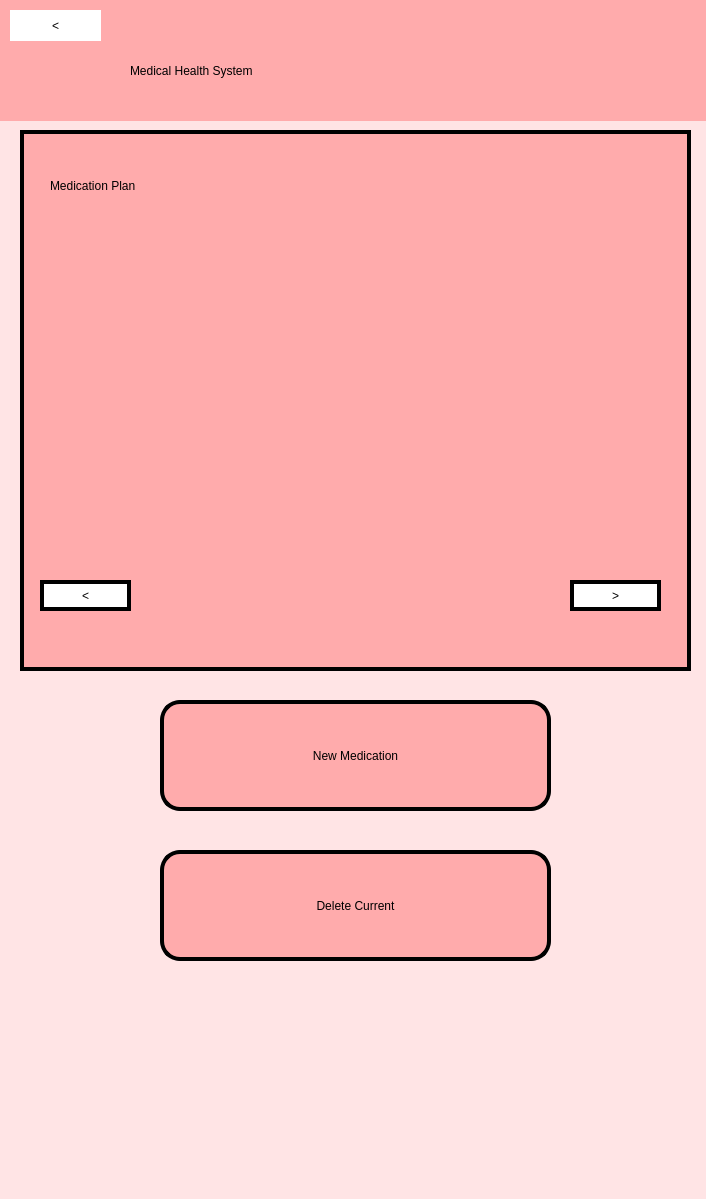
The window that UI/PHS_prescription.ui (NaryanSambhi/CSCN72030---Sec3---Group2) describes before a commit, drawn with Qt 5.
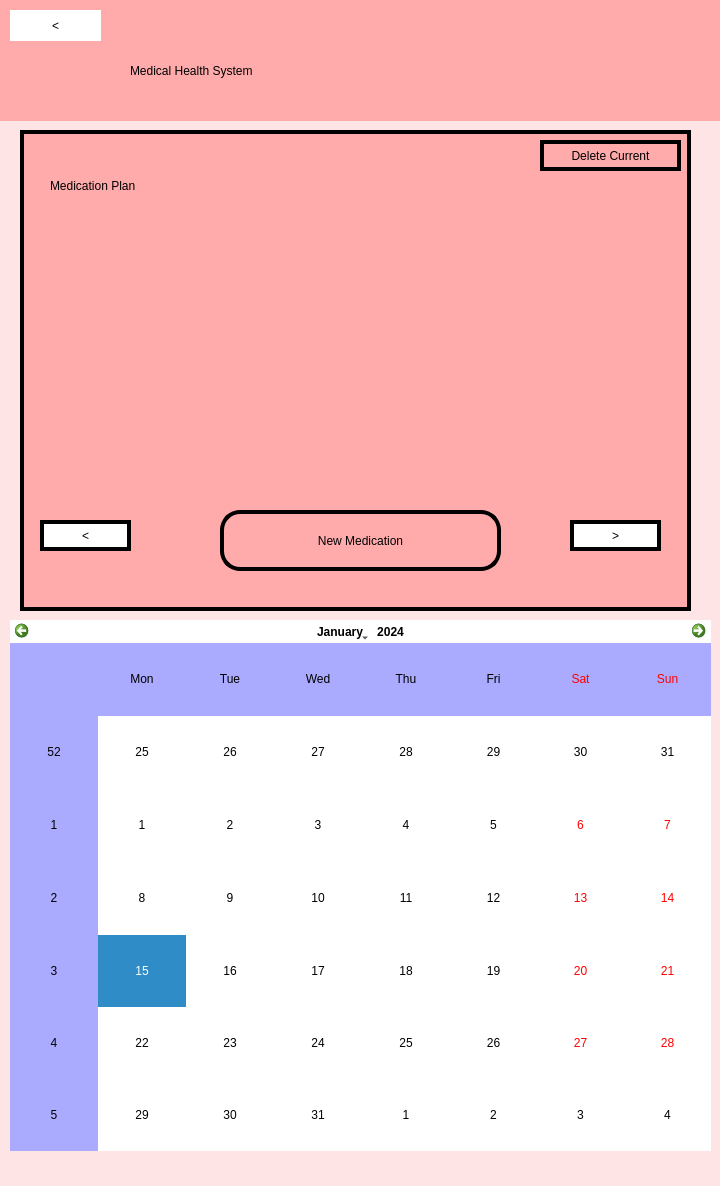
The same window after the commit.

Commit message: removed heart graph, added save to prescription

```diff
--- a/UI/PHS_prescription.ui
+++ b/UI/PHS_prescription.ui
@@ -6,8 +6,8 @@
    <rect>
     <x>0</x>
     <y>0</y>
-    <width>706</width>
-    <height>1199</height>
+    <width>721</width>
+    <height>1186</height>
    </rect>
   </property>
   <property name="windowTitle">
@@ -35,7 +35,7 @@
        <x>20</x>
        <y>160</y>
        <width>671</width>
-       <height>541</height>
+       <height>481</height>
       </rect>
      </property>
      <property name="styleSheet">
@@ -64,7 +64,7 @@
       <property name="geometry">
        <rect>
         <x>20</x>
-        <y>450</y>
+        <y>390</y>
         <width>91</width>
         <height>31</height>
        </rect>
@@ -85,7 +85,7 @@
       <property name="geometry">
        <rect>
         <x>550</x>
-        <y>450</y>
+        <y>390</y>
         <width>91</width>
         <height>31</height>
        </rect>
@@ -106,7 +106,7 @@
       <property name="geometry">
        <rect>
         <x>40</x>
-        <y>190</y>
+        <y>160</y>
         <width>351</width>
         <height>61</height>
        </rect>
@@ -125,7 +125,7 @@
       <property name="geometry">
        <rect>
         <x>40</x>
-        <y>250</y>
+        <y>220</y>
         <width>351</width>
         <height>61</height>
        </rect>
@@ -144,7 +144,7 @@
       <property name="geometry">
        <rect>
         <x>40</x>
-        <y>310</y>
+        <y>280</y>
         <width>351</width>
         <height>71</height>
        </rect>
@@ -177,6 +177,46 @@
        <string/>
       </property>
      </widget>
+     <widget class="QPushButton" name="Delete">
+      <property name="geometry">
+       <rect>
+        <x>520</x>
+        <y>10</y>
+        <width>141</width>
+        <height>31</height>
+       </rect>
+      </property>
+      <property name="styleSheet">
+       <string notr="true">color: rgb(0, 0, 0);
+background-color: rgb(255, 171, 172);
+border: 4px solid black;
+border-radius:20px;
+font: 10pt &quot;Monospace&quot;;</string>
+      </property>
+      <property name="text">
+       <string>Delete Current</string>
+      </property>
+     </widget>
+     <widget class="QPushButton" name="UpdateValues">
+      <property name="geometry">
+       <rect>
+        <x>200</x>
+        <y>380</y>
+        <width>281</width>
+        <height>61</height>
+       </rect>
+      </property>
+      <property name="styleSheet">
+       <string notr="true">color: rgb(0, 0, 0);
+background-color: rgb(255, 171, 172);
+border: 4px solid black;
+border-radius:20px;
+font: 20pt &quot;Monospace&quot;;</string>
+      </property>
+      <property name="text">
+       <string>New Medication</string>
+      </property>
+     </widget>
     </widget>
     <widget class="QWidget" name="widget_2" native="true">
      <property name="geometry">
@@ -234,44 +274,19 @@
       </property>
      </widget>
     </widget>
-    <widget class="QPushButton" name="UpdateValues">
+    <widget class="QCalendarWidget" name="calendarWidget">
      <property name="geometry">
       <rect>
-       <x>160</x>
-       <y>730</y>
-       <width>391</width>
-       <height>111</height>
+       <x>10</x>
+       <y>650</y>
+       <width>701</width>
+       <height>531</height>
       </rect>
      </property>
      <property name="styleSheet">
       <string notr="true">color: rgb(0, 0, 0);
-background-color: rgb(255, 171, 172);
-border: 4px solid black;
-border-radius:20px;
-font: 30pt &quot;Monospace&quot;;</string>
-     </property>
-     <property name="text">
-      <string>New Medication</string>
-     </property>
-    </widget>
-    <widget class="QPushButton" name="Delete">
-     <property name="geometry">
-      <rect>
-       <x>160</x>
-       <y>880</y>
-       <width>391</width>
-       <height>111</height>
-      </rect>
-     </property>
-     <property name="styleSheet">
-      <string notr="true">color: rgb(0, 0, 0);
-background-color: rgb(255, 171, 172);
-border: 4px solid black;
-border-radius:20px;
-font: 30pt &quot;Monospace&quot;;</string>
-     </property>
-     <property name="text">
-      <string>Delete Current</string>
+background-color: rgb(255, 255, 255);
+alternate-background-color: rgb(170, 170, 255);</string>
      </property>
     </widget>
    </widget>
```
The commit also changes 8 other files.
